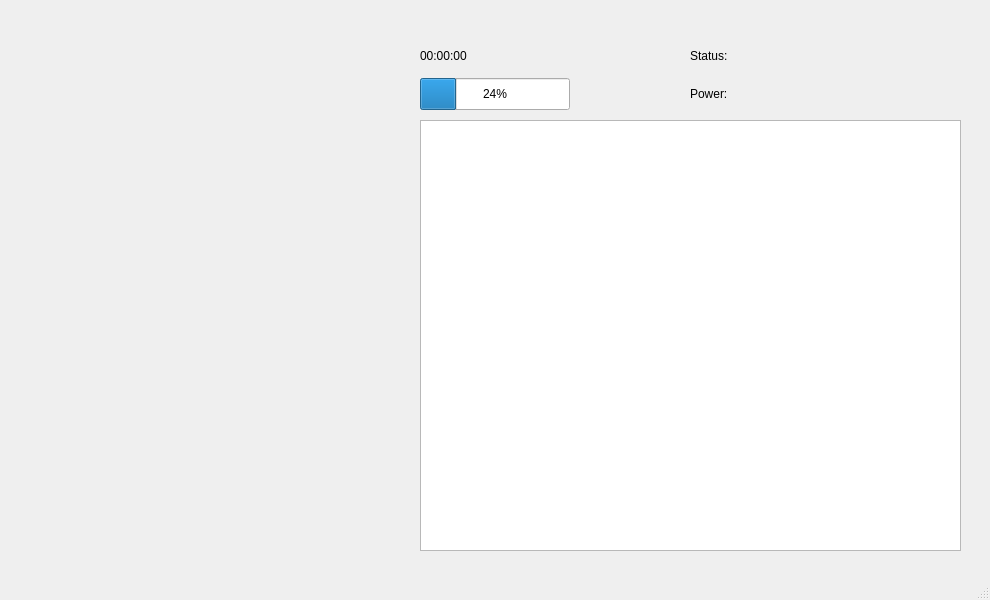
Qt form ui/robotinterface.ui (onbat2/catkin_ws) before a commit.
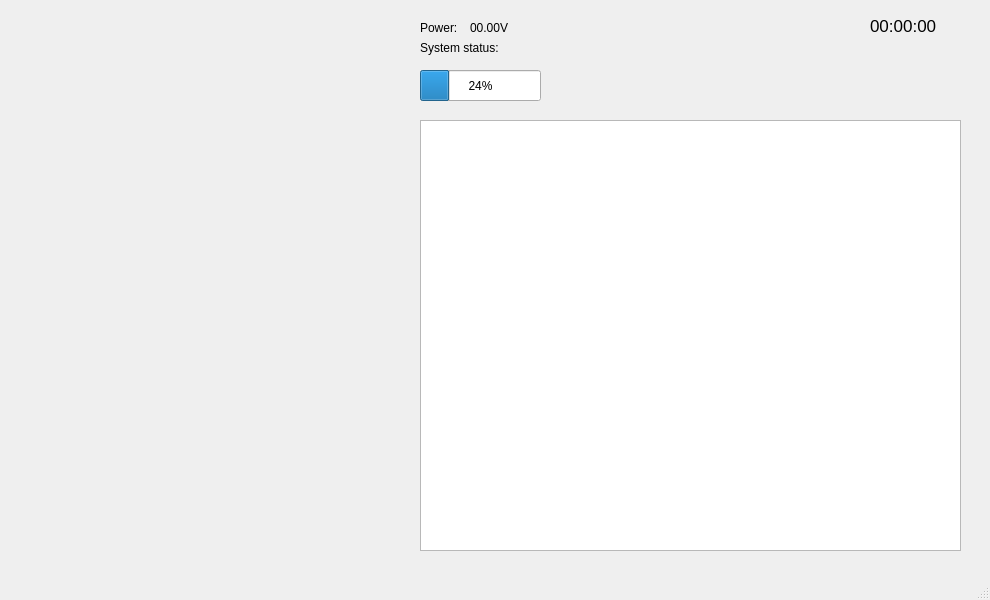
The same form after that commit. Icons and pictures are not drawn.

Patch:
```diff
--- a/ui/robotinterface.ui
+++ b/ui/robotinterface.ui
@@ -201,25 +201,72 @@
      </rect>
     </property>
    </widget>
-   <widget class="QWidget" name="verticalLayoutWidget_2">
+   <widget class="QLabel" name="label_textStatus">
     <property name="geometry">
      <rect>
       <x>420</x>
-      <y>39</y>
-      <width>251</width>
-      <height>71</height>
+      <y>40</y>
+      <width>101</width>
+      <height>16</height>
      </rect>
     </property>
-    <layout class="QVBoxLayout" name="verticalLayout_2">
-     <item>
+    <property name="sizePolicy">
+     <sizepolicy hsizetype="Preferred" vsizetype="Preferred">
+      <horstretch>100</horstretch>
+      <verstretch>100</verstretch>
+     </sizepolicy>
+    </property>
+    <property name="text">
+     <string>System status: </string>
+    </property>
+   </widget>
+   <widget class="QPushButton" name="pushButton_status">
+    <property name="geometry">
+     <rect>
+      <x>520</x>
+      <y>40</y>
+      <width>20</width>
+      <height>20</height>
+     </rect>
+    </property>
+    <property name="styleSheet">
+     <string notr="true">QPushButton{
+border:none; 
+padding:0px 0px 0px 0px;
+margin:0px 0px 0px 0px;
+}</string>
+    </property>
+    <property name="text">
+     <string/>
+    </property>
+   </widget>
       <widget class="QLabel" name="label_time">
+    <property name="geometry">
+     <rect>
+      <x>870</x>
+      <y>10</y>
+      <width>81</width>
+      <height>32</height>
+     </rect>
+    </property>
+    <property name="font">
+     <font>
+      <pointsize>13</pointsize>
+     </font>
+    </property>
        <property name="text">
         <string>00:00:00</string>
        </property>
       </widget>
-     </item>
-     <item>
       <widget class="QProgressBar" name="progressBar">
+    <property name="geometry">
+     <rect>
+      <x>420</x>
+      <y>70</y>
+      <width>121</width>
+      <height>31</height>
+     </rect>
+    </property>
        <property name="sizePolicy">
         <sizepolicy hsizetype="Preferred" vsizetype="Preferred">
          <horstretch>0</horstretch>
@@ -236,34 +283,43 @@
         <number>24</number>
        </property>
       </widget>
-     </item>
-    </layout>
-   </widget>
-   <widget class="QWidget" name="verticalLayoutWidget_3">
+   <widget class="QLabel" name="label_textPower">
     <property name="geometry">
      <rect>
-      <x>690</x>
-      <y>39</y>
-      <width>271</width>
-      <height>71</height>
+      <x>420</x>
+      <y>20</y>
+      <width>51</width>
+      <height>16</height>
      </rect>
     </property>
-    <layout class="QVBoxLayout" name="verticalLayout_4">
-     <item>
-      <widget class="QLabel" name="label_status">
-       <property name="text">
-        <string>Status: </string>
-       </property>
-      </widget>
-     </item>
-     <item>
-      <widget class="QLabel" name="label_power">
+    <property name="sizePolicy">
+     <sizepolicy hsizetype="Preferred" vsizetype="Preferred">
+      <horstretch>100</horstretch>
+      <verstretch>100</verstretch>
+     </sizepolicy>
+    </property>
        <property name="text">
         <string>Power: </string>
        </property>
       </widget>
-     </item>
-    </layout>
+   <widget class="QLabel" name="label_power">
+    <property name="geometry">
+     <rect>
+      <x>470</x>
+      <y>20</y>
+      <width>51</width>
+      <height>16</height>
+     </rect>
+    </property>
+    <property name="sizePolicy">
+     <sizepolicy hsizetype="Preferred" vsizetype="Preferred">
+      <horstretch>100</horstretch>
+      <verstretch>100</verstretch>
+     </sizepolicy>
+    </property>
+    <property name="text">
+     <string>00.00V</string>
+    </property>
    </widget>
   </widget>
   <widget class="QMenuBar" name="menubar">
```
Left out of the diff: 2 changed lines with no effect on the pictures. Lines whose indentation alone changed are shown as unchanged.
